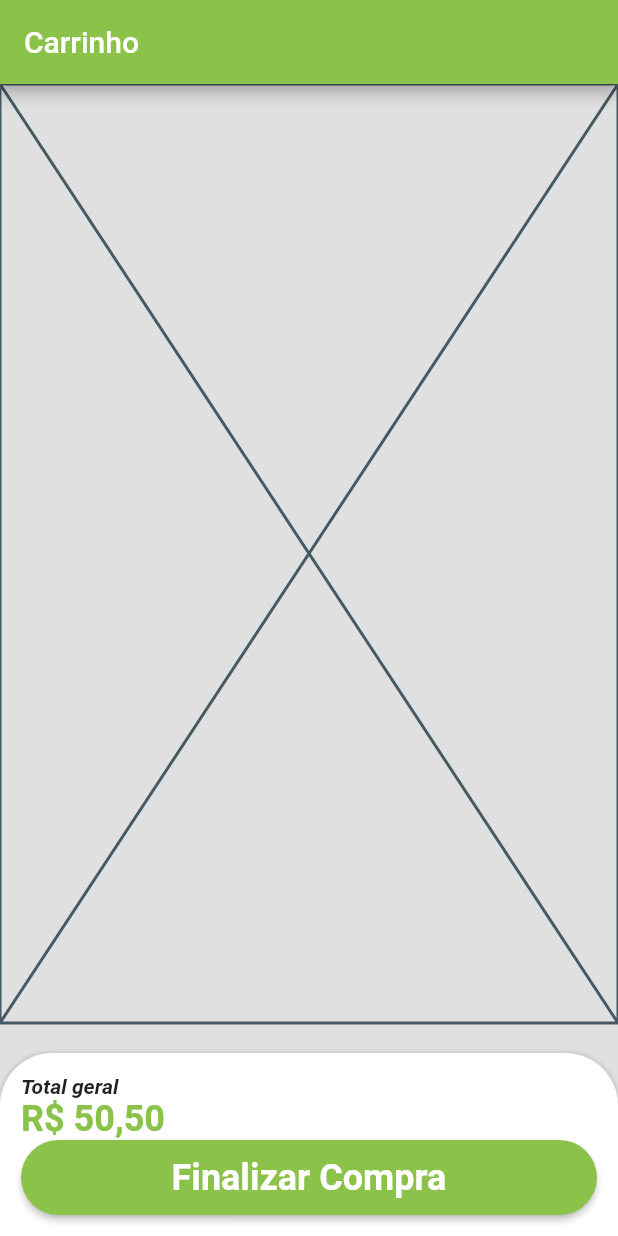
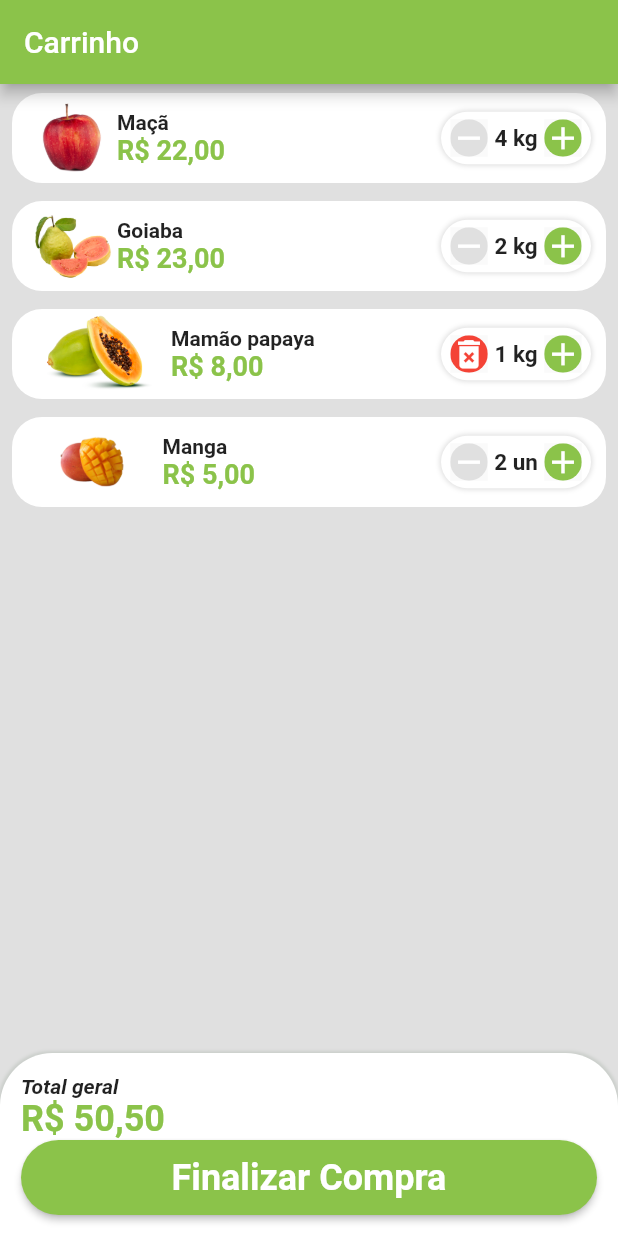
Before and after one commit to aironsg/kitanda_app, a Flutter app: the CartTab screen opened directly, on a phone screen of 412 x 824 dp. Run offline on Flutter 3.47's test engine with Material 2 defaults, Android fonts, the phone set to English and light mode, and no system bars; our stand-ins replace animated_text_kit, badges, get, mask_text_input_formatter.

Commit message:
conclusão layout tela de carrinho

```diff
--- a/lib/app/src/config/app_data.dart
+++ b/lib/app/src/config/app_data.dart
@@ -1,3 +1,5 @@
+import 'package:kitanda_app/app/src/models/cart_item_model.dart';
+
 import '../models/item_model.dart';
 
 ItemModel apple = ItemModel(
@@ -64,6 +66,14 @@ List<ItemModel> items = [
   papaya,
 ];
 
+//Lista Itens carrinho
+List<CartItemModel> cartItens = [
+  CartItemModel(item: apple, quantity: 4),
+  CartItemModel(item: guava, quantity: 2),
+  CartItemModel(item: papaya, quantity: 1),
+  CartItemModel(item: mango, quantity: 2),
+];
+
 List<String> categories = [
   'Frutas',
   'Verduras',
--- /dev/null
+++ b/lib/app/src/models/cart_item_model.dart
@@ -0,0 +1,11 @@
+import 'package:kitanda_app/app/src/models/item_model.dart';
+
+class CartItemModel {
+  ItemModel item;
+  int quantity;
+
+  CartItemModel({
+    required this.item,
+    required this.quantity,
+  });
+}
--- a/lib/app/src/pages/cart/cart_tab.dart
+++ b/lib/app/src/pages/cart/cart_tab.dart
@@ -1,6 +1,8 @@
 import 'package:flutter/material.dart';
 import 'package:kitanda_app/app/src/config/custom_color.dart';
+import 'package:kitanda_app/app/src/pages/common_widgets/quantity_widget.dart';
 import 'package:kitanda_app/app/src/services/utils_service.dart';
+import 'package:kitanda_app/app/src/config/app_data.dart' as app_data;
 
 class CartTab extends StatelessWidget {
   CartTab({Key? key}) : super(key: key);
@@ -12,6 +14,7 @@ class CartTab extends StatelessWidget {
       backgroundColor: Colors.grey.shade300,
       appBar: AppBar(
         foregroundColor: Colors.white,
+        automaticallyImplyLeading: false,
         title: const Text(
           'Carrinho',
           style: TextStyle(color: Colors.white),
@@ -20,9 +23,13 @@ class CartTab extends StatelessWidget {
       body: Column(
         children: [
           //Lista de Itens
-          const Expanded(child: const Placeholder()),
-          SizedBox(
-            height: 20,
+          Expanded(
+            child: ListView.builder(
+              itemBuilder: (_, index) {
+                return ItemCart(index: index);
+              },
+              itemCount: app_data.cartItens.length,
+            ),
           ),
 
           //Descrição
@@ -87,3 +94,67 @@ class CartTab extends StatelessWidget {
     );
   }
 }
+
+class ItemCart extends StatelessWidget {
+  int index;
+  final UtilsService utilsService = UtilsService();
+  ItemCart({
+    Key? key,
+    required this.index,
+  }) : super(key: key);
+  @override
+  Widget build(BuildContext context) {
+    var valueTotalItem = app_data.cartItens[index].item.price *
+        app_data.cartItens[index].quantity;
+    return Padding(
+      padding: const EdgeInsets.symmetric(vertical: 6.0, horizontal: 8),
+      child: Container(
+        height: 60,
+        decoration: BoxDecoration(
+          color: Colors.white,
+          borderRadius: BorderRadius.circular(20),
+        ),
+        child: Padding(
+          padding: const EdgeInsets.symmetric(horizontal: 10),
+          child: Row(
+            mainAxisAlignment: MainAxisAlignment.spaceBetween,
+            children: [
+              Row(
+                children: [
+                  Image.asset(app_data.cartItens[index].item.imgUrl),
+                  Column(
+                    mainAxisAlignment: MainAxisAlignment.center,
+                    crossAxisAlignment: CrossAxisAlignment.start,
+                    children: [
+                      //mecher ainda no visual
+                      Text(
+                        app_data.cartItens[index].item.itemName,
+                        style: TextStyle(
+                          fontWeight: FontWeight.w600,
+                        ),
+                      ),
+
+                      //valor total do produto escolhido
+                      Text(
+                        utilsService.formatNumberCurrency(valueTotalItem),
+                        style: TextStyle(
+                            fontSize: 18.0,
+                            fontWeight: FontWeight.bold,
+                            color: CustomColor.customSwatchColor),
+                      ),
+                    ],
+                  ),
+                ],
+              ),
+              QuantityWidget(
+                item: app_data.cartItens[index].item,
+                result: (index) {},
+                quantity: app_data.cartItens[index].quantity,
+              ),
+            ],
+          ),
+        ),
+      ),
+    );
+  }
+}
--- a/lib/app/src/pages/common_widgets/quantity_widget.dart
+++ b/lib/app/src/pages/common_widgets/quantity_widget.dart
@@ -3,7 +3,7 @@ import 'package:kitanda_app/app/src/config/custom_color.dart';
 import 'package:kitanda_app/app/src/models/item_model.dart';
 
 class QuantityWidget extends StatelessWidget {
-  QuantityWidget({
+  const QuantityWidget({
     Key? key,
     required this.item,
     required this.result,
@@ -37,8 +37,8 @@ class QuantityWidget extends StatelessWidget {
           //esta unidade de medida será mudada de acordo com item inserido
           //Botão de Incremento
           _QuantityButton(
-            icon: Icons.remove,
-            color: Colors.grey.shade300,
+            icon: quantity > 1 ? Icons.remove : Icons.delete_forever,
+            color: quantity > 1 ? Colors.grey.shade300 : Colors.red,
             onPressed: () {
               if (quantity == 1) return;
               var resultCount = quantity - 1;
--- a/lib/app/src/pages/product/product_screen.dart
+++ b/lib/app/src/pages/product/product_screen.dart
@@ -79,7 +79,7 @@ class _ProductScreenState extends State<ProductScreen> {
                             ),
                           ),
                           //Botão de quantidade
-                          //vou mecher aqui jaja
+
                           QuantityWidget(
                             item: widget.item,
                             quantity: value,
```
